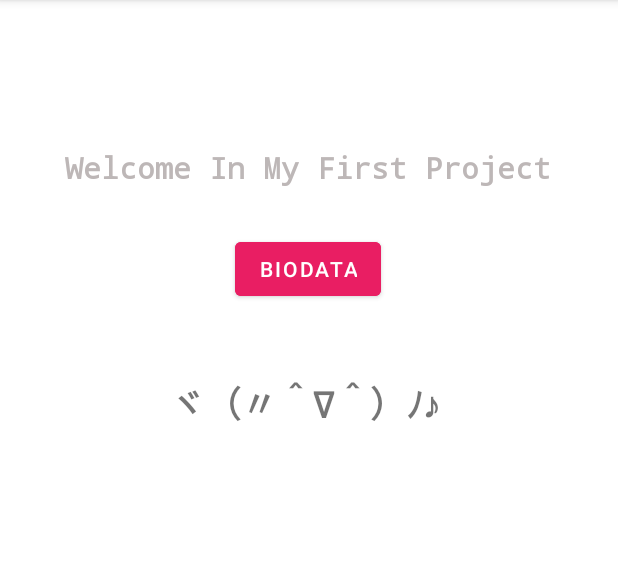
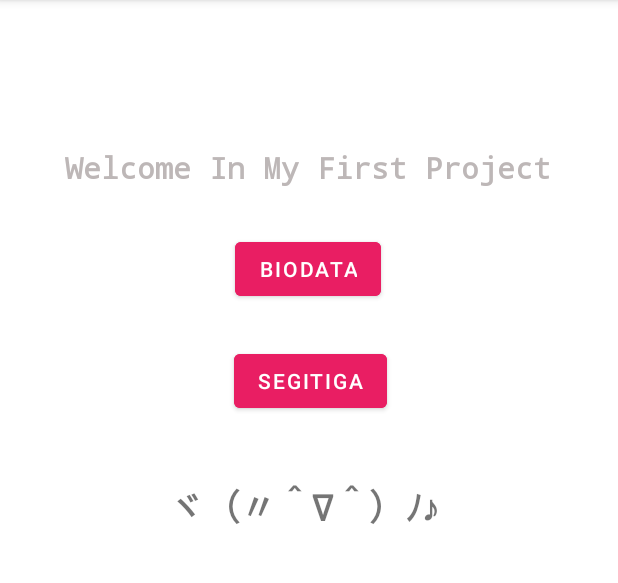
Before and after one commit to veeeee1/tugas1-1918036-fatimah, an Android app: the screen it shows after launch (MainActivity), on a phone screen of 412 x 824 dp, the part 84-667 px from its top. Run offline under Robolectric (Android 15) with nearby library versions, the phone set to English and light mode, and no system bars.

Commit message:
first commit

```diff
--- a/app/src/main/AndroidManifest.xml
+++ b/app/src/main/AndroidManifest.xml
@@ -9,6 +9,9 @@
         android:roundIcon="@mipmap/ic_launcher_round"
         android:supportsRtl="true"
         android:theme="@style/Theme.Pertemuan1_intent">
+        <activity
+            android:name=".SegitigaActivity"
+            android:exported="true" />
         <activity
             android:name=".Biodata"
             android:exported="true" />
--- a/app/src/main/java/com/example/pertemuan1_intent/MainActivity.java
+++ b/app/src/main/java/com/example/pertemuan1_intent/MainActivity.java
@@ -19,4 +19,9 @@ public class MainActivity extends AppCompatActivity {
         startActivity(a);
     }
 
+    public void segitiga(View view){
+        Intent a = new Intent(MainActivity.this, SegitigaActivity.class);
+        startActivity(a);
+    }
+
 }
--- a/app/src/main/res/layout/activity_main.xml
+++ b/app/src/main/res/layout/activity_main.xml
@@ -4,6 +4,7 @@
     xmlns:tools="http://schemas.android.com/tools"
     android:layout_width="match_parent"
     android:layout_height="match_parent"
+    android:backgroundTint="#000000"
     tools:context=".MainActivity">
 
     <TextView
@@ -48,9 +49,23 @@
         android:textStyle="bold"
         app:layout_constraintBottom_toBottomOf="parent"
         app:layout_constraintEnd_toEndOf="parent"
-        app:layout_constraintHorizontal_bias="0.498"
+        app:layout_constraintHorizontal_bias="0.497"
         app:layout_constraintStart_toStartOf="parent"
         app:layout_constraintTop_toTopOf="parent"
-        app:layout_constraintVertical_bias="0.342" />
+        app:layout_constraintVertical_bias="0.436" />
+
+    <Button
+        android:id="@+id/btn_segitiga"
+        android:layout_width="wrap_content"
+        android:layout_height="wrap_content"
+        android:backgroundTint="#E91E63"
+        android:onClick="segitiga"
+        android:text="Segitiga"
+        app:layout_constraintBottom_toBottomOf="parent"
+        app:layout_constraintEnd_toEndOf="parent"
+        app:layout_constraintHorizontal_bias="0.504"
+        app:layout_constraintStart_toStartOf="parent"
+        app:layout_constraintTop_toTopOf="parent"
+        app:layout_constraintVertical_bias="0.319" />
 
 </androidx.constraintlayout.widget.ConstraintLayout>
```
Also changed, not shown: app/src/main/java/com/example/pertemuan1_intent/SegitigaActivity.java (added, +35 -0 lines), app/src/main/res/layout/activity_segitiga.xml (added, +99 -0 lines).
